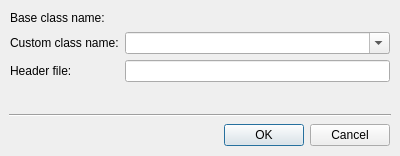
Fat-Zer/qt4-historical, file tools/designer/src/lib/shared/promotetocustomwidgetdialog.ui: the form before one commit.
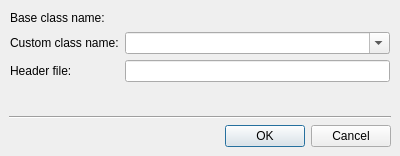
The form after the commit.

```diff
--- a/tools/designer/src/lib/shared/promotetocustomwidgetdialog.ui
+++ b/tools/designer/src/lib/shared/promotetocustomwidgetdialog.ui
@@ -233,41 +233,19 @@
    </item>
    <item>
     <spacer>
-     <property name="objectName" >
-      <string notr="true" >verticalSpacer_2</string>
-     </property>
-     <property name="geometry" >
-      <rect>
-       <x>9</x>
-       <y>83</y>
-       <width>382</width>
-       <height>22</height>
-      </rect>
-     </property>
      <property name="orientation" >
       <enum>Qt::Vertical</enum>
      </property>
      <property name="sizeHint" >
       <size>
        <width>382</width>
-       <height>21</height>
+       <height>16</height>
       </size>
      </property>
     </spacer>
    </item>
    <item>
     <widget class="QFrame" name="horizontalLine" >
-     <property name="objectName" >
-      <string notr="true" >horizontalLine</string>
-     </property>
-     <property name="geometry" >
-      <rect>
-       <x>9</x>
-       <y>111</y>
-       <width>382</width>
-       <height>3</height>
-      </rect>
-     </property>
      <property name="frameShape" >
       <enum>QFrame::HLine</enum>
      </property>
@@ -277,80 +255,14 @@
     </widget>
    </item>
    <item>
-    <layout class="QHBoxLayout" >
-     <property name="objectName" >
-      <string notr="true" />
+    <widget class="QDialogButtonBox" name="buttonBox" >
+     <property name="orientation" >
+      <enum>Qt::Horizontal</enum>
      </property>
-     <property name="margin" >
-      <number>1</number>
+     <property name="standardButtons" >
+      <set>QDialogButtonBox::Cancel|QDialogButtonBox::NoButton|QDialogButtonBox::Ok</set>
      </property>
-     <property name="spacing" >
-      <number>6</number>
-     </property>
-     <item>
-      <spacer>
-       <property name="objectName" >
-        <string notr="true" >horizontalSpacer</string>
-       </property>
-       <property name="geometry" >
-        <rect>
-         <x>1</x>
-         <y>1</y>
-         <width>216</width>
-         <height>25</height>
-        </rect>
-       </property>
-       <property name="orientation" >
-        <enum>Qt::Horizontal</enum>
-       </property>
-       <property name="sizeHint" >
-        <size>
-         <width>40</width>
-         <height>20</height>
-        </size>
-       </property>
-      </spacer>
-     </item>
-     <item>
-      <widget class="QPushButton" name="m_ok_button" >
-       <property name="objectName" >
-        <string notr="true" >m_ok_button</string>
-       </property>
-       <property name="geometry" >
-        <rect>
-         <x>304</x>
-         <y>1</y>
-         <width>77</width>
-         <height>25</height>
-        </rect>
-       </property>
-       <property name="text" >
-        <string>OK</string>
-       </property>
-       <property name="default" >
-        <bool>true</bool>
-       </property>
-      </widget>
-     </item>
-     <item>
-         <widget class="QPushButton" name="m_cancel_button" >
-             <property name="objectName" >
-                 <string notr="true" >m_cancel_button</string>
-             </property>
-             <property name="geometry" >
-                 <rect>
-                     <x>223</x>
-                     <y>2</y>
-                     <width>75</width>
-                     <height>23</height>
-                 </rect>
-             </property>
-             <property name="text" >
-                 <string>Cancel</string>
-             </property>
-         </widget>
-     </item>
-    </layout>
+    </widget>
    </item>
   </layout>
  </widget>
```
Left out of the diff: 120 changed lines with no effect on the pictures.
